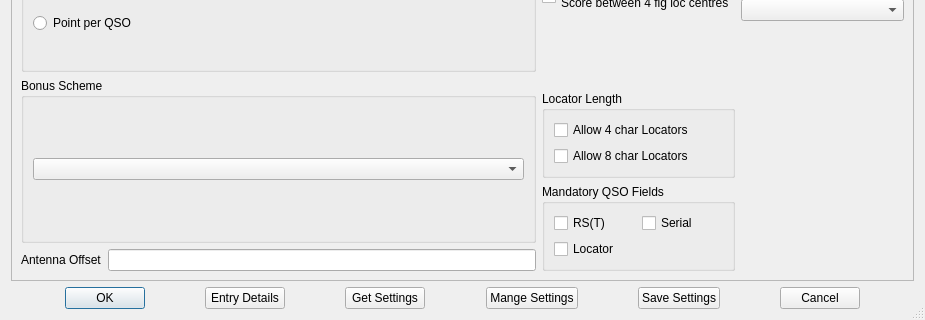
Before: the Qt Designer form mqt/MqtLogger/contestdetails.ui in Rsclub22/Minos2-Mirror, drawn with Qt 5; both pictures show x 0 to 925 and y 500 to 820 of the 925 by 820 pixel window.
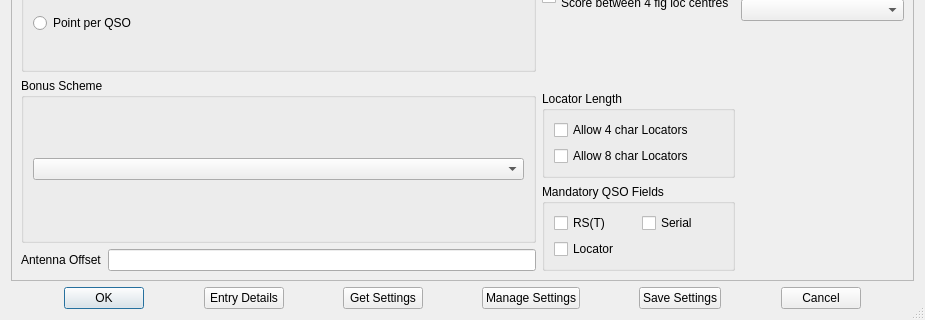
After: the same form once the commit is applied. Custom widgets are drawn as their Qt base class.

Patch:
```diff
--- a/mqt/MqtLogger/contestdetails.ui
+++ b/mqt/MqtLogger/contestdetails.ui
@@ -1068,7 +1068,7 @@
      <item>
       <widget class="QPushButton" name="manageSettings">
        <property name="text">
-        <string>Mange Settings</string>
+        <string>Manage Settings</string>
        </property>
       </widget>
      </item>
```
Left out of the diff: 9 changed lines with no effect on the pictures.
